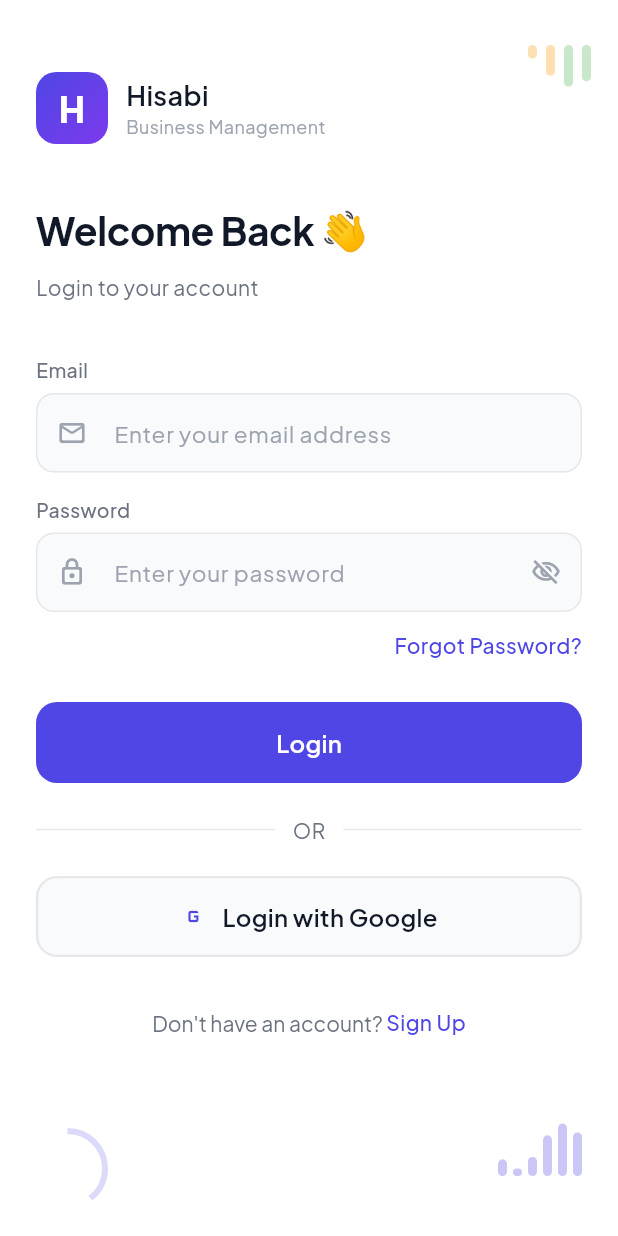
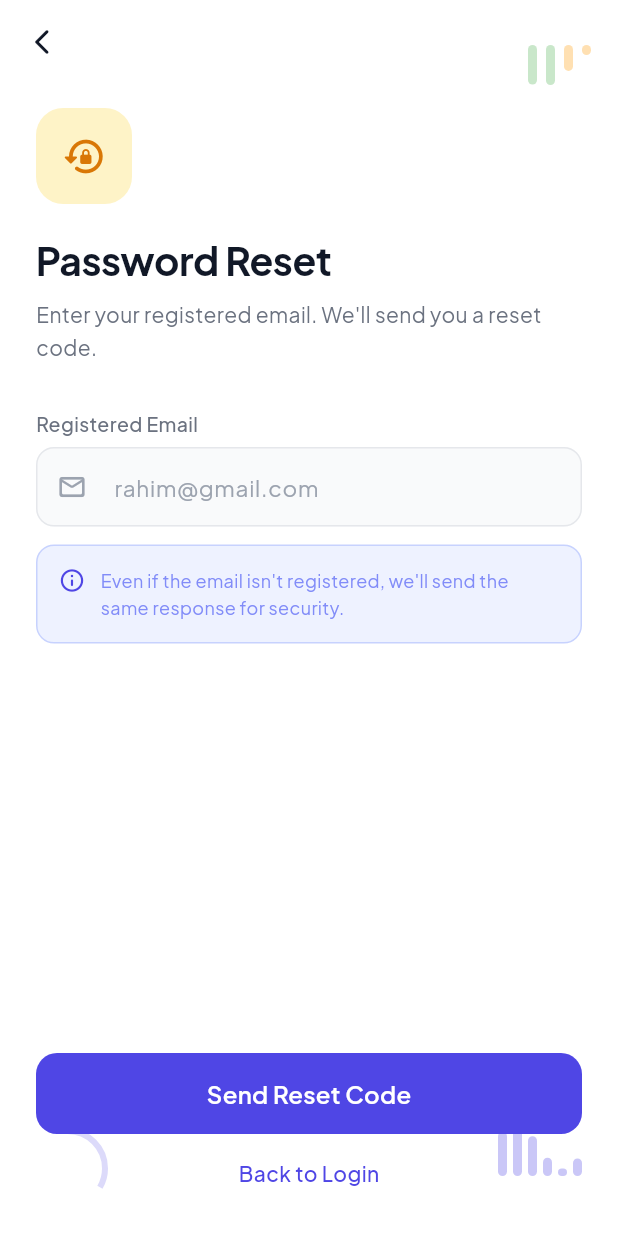
Before and after one commit to majidbhuiyan20/ShopLedger, a Flutter app: the screen it shows after launch, after a tap on "Forgot Password?", on a phone screen of 412 x 824 dp. Run offline on Flutter 3.47's test engine with Material 3 defaults, Android fonts, the phone set to English and light mode, and no system bars; our stand-ins replace dio, logger, shared_preferences; network calls fail.

Commit message:
make forget password and reset password screen

```diff
--- a/lib/core/routes/app_routes.dart
+++ b/lib/core/routes/app_routes.dart
@@ -1,8 +1,10 @@
 import 'package:flutter/material.dart';
 import 'package:shop_ledger/core/constants/app_strings.dart';
+import 'package:shop_ledger/features/auth/presentation/screens/forget_password_screen.dart';
 import 'package:shop_ledger/features/auth/presentation/screens/login_screen.dart';
 import 'package:shop_ledger/features/auth/presentation/screens/register_screen.dart';
 import 'package:shop_ledger/features/auth/presentation/screens/otp_screen.dart';
+import 'package:shop_ledger/features/auth/presentation/screens/reset_password_screen.dart';
 import '../../features/splash/splash_screen.dart';
 
 class Routes{
@@ -10,8 +12,10 @@
   static const String loginRoute="/loginScreen";
   static const String registerRoute="/RegisterScreen";
   static const String otpRoute="/OtpScreen";
+  static const String forgotPasswordRoute="/ForgotPasswordScreen";
+  static const String resetPasswordRoute="/ResetPasswordScreen";
+}
 
-}
 class RouteGenerator{
   static Route<dynamic>getRoute(RouteSettings routeSettings){
     switch (routeSettings.name) {
@@ -22,8 +26,27 @@
       case Routes.registerRoute:
         return MaterialPageRoute(builder: (_)=> RegisterScreen());
       case Routes.otpRoute:
-        final email = routeSettings.arguments as String? ?? 'your email';
-        return MaterialPageRoute(builder: (_)=> OtpScreen(email: email));
+        final arguments = routeSettings.arguments as Map<String, dynamic>? ?? {};
+        final email = arguments['email'] as String? ?? 'your email';
+        final isPasswordReset = arguments['isPasswordReset'] as bool? ?? false;
+        return MaterialPageRoute(
+          builder: (_)=> OtpScreen(
+            email: email,
+            isPasswordReset: isPasswordReset,
+          ),
+        );
+      case Routes.forgotPasswordRoute:
+        return MaterialPageRoute(builder: (_)=> ForgotPasswordScreen());
+      case Routes.resetPasswordRoute:
+        final arguments = routeSettings.arguments as Map<String, dynamic>? ?? {};
+        final email = arguments['email'] as String? ?? '';
+        final otp = arguments['otp'] as String? ?? '';
+        return MaterialPageRoute(
+          builder: (_)=> ResetPasswordScreen(
+            email: email,
+            otp: otp,
+          ),
+        );
 
       default:
         return unDefineRoute();
--- /dev/null
+++ b/lib/features/auth/presentation/screens/forget_password_screen.dart
@@ -0,0 +1,174 @@
+import 'package:flutter/material.dart';
+import '../../../../core/constants/app_colors.dart';
+import '../../../../core/constants/app_text_style.dart';
+import '../../../../core/routes/app_routes.dart';
+import '../../../widgets/common_widgets.dart';
+import '../../../widgets/auth_background.dart';
+import '../../../widgets/primary_button.dart';
+
+// ━━━━━━━━━━━━━━━━━━━━━━━━━━━━━━━━━━━━━━━━━━━━━━━━━━━━━━
+// Step 1 — Enter Your Email
+// ━━━━━━━━━━━━━━━━━━━━━━━━━━━━━━━━━━━━━━━━━━━━━━━━━━━━━━
+class ForgotPasswordScreen extends StatefulWidget {
+  const ForgotPasswordScreen({super.key});
+
+  @override
+  State<ForgotPasswordScreen> createState() => _ForgotPasswordScreenState();
+}
+
+class _ForgotPasswordScreenState extends State<ForgotPasswordScreen> {
+  final _emailController = TextEditingController();
+  bool    _loading       = false;
+  String? _emailError;
+
+  @override
+  void dispose() {
+    _emailController.dispose();
+    super.dispose();
+  }
+
+  Future<void> _sendOTP() async {
+    setState(() => _emailError = null);
+
+    if (_emailController.text.trim().isEmpty) {
+      setState(() => _emailError = 'Email is required');
+      return;
+    }
+
+    setState(() => _loading = true);
+
+    // TODO: POST /api/v1/forgot-password
+    await Future.delayed(const Duration(seconds: 2));
+
+    setState(() => _loading = false);
+
+    // Navigate to OTP screen with password reset flag
+    if (!mounted) return;
+    Navigator.pushNamed(
+      context,
+      Routes.otpRoute,
+      arguments: {'email': _emailController.text.trim(), 'isPasswordReset': true},
+    );
+  }
+
+  @override
+  Widget build(BuildContext context) {
+    return AuthBackground(
+      child: Scaffold(
+        backgroundColor: Colors.transparent,
+        appBar: AppBar(
+          backgroundColor: Colors.transparent,
+          leading: IconButton(
+            onPressed: () => Navigator.pop(context),
+            icon: const Icon(
+              Icons.arrow_back_ios_new_rounded,
+              color: AppColors.textPrimary,
+              size:  20,
+            ),
+          ),
+        ),
+        body: SafeArea(
+          child: Padding(
+            padding: const EdgeInsets.symmetric(horizontal: 24),
+            child: Column(
+              crossAxisAlignment: CrossAxisAlignment.start,
+              children: [
+
+                const SizedBox(height: 16),
+
+                // ── Icon ──────────────────────────────────────────
+                Container(
+                  width:      64,
+                  height:     64,
+                  decoration: BoxDecoration(
+                    color:        AppColors.warningSurface,
+                    borderRadius: BorderRadius.circular(18),
+                  ),
+                  child: const Icon(
+                    Icons.lock_reset_rounded,
+                    color: AppColors.warning,
+                    size:  30,
+                  ),
+                ),
+
+                const SizedBox(height: 20),
+
+                Text('Password Reset', style: AppTextStyle.h1),
+                const SizedBox(height: 8),
+                Text(
+                  'Enter your registered email. We\'ll send you a reset code.',
+                  style: AppTextStyle.bodyMedium,
+                ),
+
+                const SizedBox(height: 32),
+
+                HInputField(
+                  label:        'Registered Email',
+                  hint:         'rahim@gmail.com',
+                  controller:   _emailController,
+                  keyboardType: TextInputType.emailAddress,
+                  errorText:    _emailError,
+                  prefix: const Icon(
+                    Icons.mail_outline_rounded,
+                    color: AppColors.textTertiary,
+                    size:  20,
+                  ),
+                ),
+
+                const SizedBox(height: 12),
+
+                // ── Info Card ─────────────────────────────────────
+                Container(
+                  padding: const EdgeInsets.all(14),
+                  decoration: BoxDecoration(
+                    color:        AppColors.primarySurface,
+                    borderRadius: BorderRadius.circular(12),
+                    border:       Border.all(color: AppColors.primaryBorder),
+                  ),
+                  child: Row(
+                    crossAxisAlignment: CrossAxisAlignment.start,
+                    children: [
+                      const Icon(
+                        Icons.info_outline_rounded,
+                        color: AppColors.primary,
+                        size:  18,
+                      ),
+                      const SizedBox(width: 10),
+                      Expanded(
+                        child: Text(
+                          'Even if the email isn\'t registered, we\'ll send the same response for security.',
+                          style: AppTextStyle.bodySmall.copyWith(
+                            color: AppColors.primaryLight,
+                          ),
+                        ),
+                      ),
+                    ],
+                  ),
+                ),
+
+                const Spacer(),
+
+                PrimaryButton(
+                  label: 'Send Reset Code',
+                  loading: _loading,
+                  onTap: _sendOTP,
+                ),
+
+                const SizedBox(height: 16),
+
+                Center(
+                  child: GestureDetector(
+                    onTap: () => Navigator.pop(context),
+                    child: Text('Back to Login', style: AppTextStyle.link),
+                  ),
+                ),
+
+                const SizedBox(height: 32),
+              ],
+            ),
+          ),
+        ),
+      ),
+    );
+  }
+}
--- a/lib/features/auth/presentation/screens/login_screen.dart
+++ b/lib/features/auth/presentation/screens/login_screen.dart
@@ -149,6 +149,7 @@
                   child: GestureDetector(
                     onTap: () {
                       // Navigate to forgot password
+                      Navigator.pushNamed(context, Routes.forgotPasswordRoute);
                     },
                     child: Text(
                       'Forgot Password?',
```
Also changed, not shown: lib/features/auth/presentation/screens/otp_screen.dart (+17 -5 lines), lib/features/auth/presentation/screens/register_screen.dart (+6 -2 lines), lib/features/auth/presentation/screens/reset_password_screen.dart (added, +243 -0 lines).
